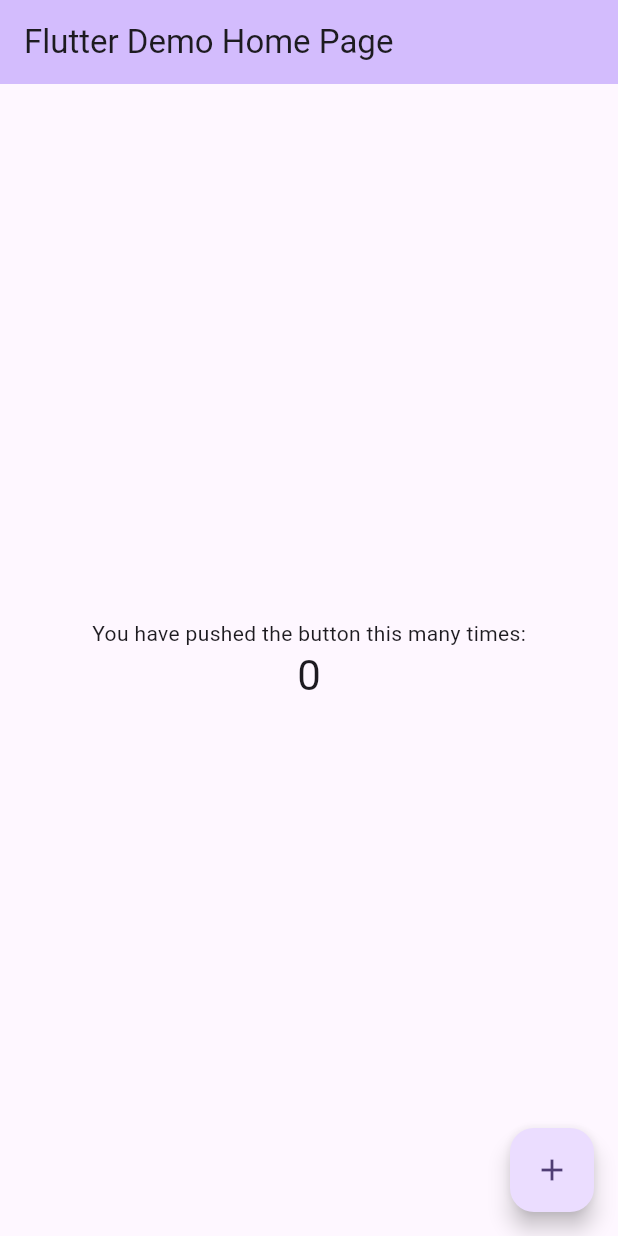
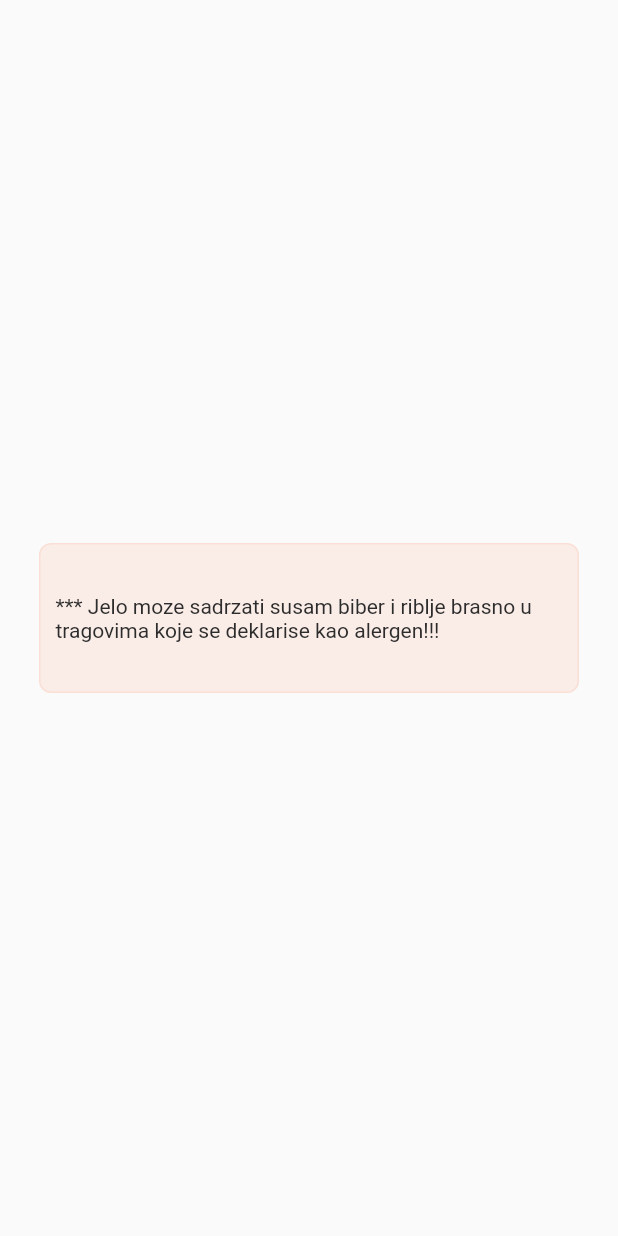
Before and after one commit to kelle92/flutter_tasks, a Flutter app: the screen it shows after launch, on a phone screen of 412 x 824 dp. Run offline on Flutter 3.47's test engine with Material 2 defaults, Android fonts, the phone set to English and light mode, and no system bars.

Commit message:
Implemented most of the required stuff

```diff
--- a/lib/main.dart
+++ b/lib/main.dart
@@ -1,125 +1,18 @@
+//Import packages
 import 'package:flutter/material.dart';
+import 'package:flutter_tasks/rounded_box_widget.dart';
 
+/* Potrebno da se nesto prikaze na ekranu
 void main() {
-  runApp(const MyApp());
+  runApp();
 }
+*/
 
-class MyApp extends StatelessWidget {
-  const MyApp({super.key});
-
-  // This widget is the root of your application.
-  @override
-  Widget build(BuildContext context) {
-    return MaterialApp(
-      title: 'Flutter Demo',
-      theme: ThemeData(
-        // This is the theme of your application.
-        //
-        // TRY THIS: Try running your application with "flutter run". You'll see
-        // the application has a blue toolbar. Then, without quitting the app,
-        // try changing the seedColor in the colorScheme below to Colors.green
-        // and then invoke "hot reload" (save your changes or press the "hot
-        // reload" button in a Flutter-supported IDE, or press "r" if you used
-        // the command line to start the app).
-        //
-        // Notice that the counter didn't reset back to zero; the application
-        // state is not lost during the reload. To reset the state, use hot
-        // restart instead.
-        //
-        // This works for code too, not just values: Most code changes can be
-        // tested with just a hot reload.
-        colorScheme: ColorScheme.fromSeed(seedColor: Colors.deepPurple),
-        useMaterial3: true,
-      ),
-      home: const MyHomePage(title: 'Flutter Demo Home Page'),
-    );
-  }
+//Basic APP
+void main() {
+  runApp(
+    const MaterialApp(
+      home: Scaffold(body: RoundedBoxWidget()),
+    ),
+  );
 }
-
-class MyHomePage extends StatefulWidget {
-  const MyHomePage({super.key, required this.title});
-
-  // This widget is the home page of your application. It is stateful, meaning
-  // that it has a State object (defined below) that contains fields that affect
-  // how it looks.
-
-  // This class is the configuration for the state. It holds the values (in this
-  // case the title) provided by the parent (in this case the App widget) and
-  // used by the build method of the State. Fields in a Widget subclass are
-  // always marked "final".
-
-  final String title;
-
-  @override
-  State<MyHomePage> createState() => _MyHomePageState();
-}
-
-class _MyHomePageState extends State<MyHomePage> {
-  int _counter = 0;
-
-  void _incrementCounter() {
-    setState(() {
-      // This call to setState tells the Flutter framework that something has
-      // changed in this State, which causes it to rerun the build method below
-      // so that the display can reflect the updated values. If we changed
-      // _counter without calling setState(), then the build method would not be
-      // called again, and so nothing would appear to happen.
-      _counter++;
-    });
-  }
-
-  @override
-  Widget build(BuildContext context) {
-    // This method is rerun every time setState is called, for instance as done
-    // by the _incrementCounter method above.
-    //
-    // The Flutter framework has been optimized to make rerunning build methods
-    // fast, so that you can just rebuild anything that needs updating rather
-    // than having to individually change instances of widgets.
-    return Scaffold(
-      appBar: AppBar(
-        // TRY THIS: Try changing the color here to a specific color (to
-        // Colors.amber, perhaps?) and trigger a hot reload to see the AppBar
-        // change color while the other colors stay the same.
-        backgroundColor: Theme.of(context).colorScheme.inversePrimary,
-        // Here we take the value from the MyHomePage object that was created by
-        // the App.build method, and use it to set our appbar title.
-        title: Text(widget.title),
-      ),
-      body: Center(
-        // Center is a layout widget. It takes a single child and positions it
-        // in the middle of the parent.
-        child: Column(
-          // Column is also a layout widget. It takes a list of children and
-          // arranges them vertically. By default, it sizes itself to fit its
-          // children horizontally, and tries to be as tall as its parent.
-          //
-          // Column has various properties to control how it sizes itself and
-          // how it positions its children. Here we use mainAxisAlignment to
-          // center the children vertically; the main axis here is the vertical
-          // axis because Columns are vertical (the cross axis would be
-          // horizontal).
-          //
-          // TRY THIS: Invoke "debug painting" (choose the "Toggle Debug Paint"
-          // action in the IDE, or press "p" in the console), to see the
-          // wireframe for each widget.
-          mainAxisAlignment: MainAxisAlignment.center,
-          children: <Widget>[
-            const Text(
-              'You have pushed the button this many times:',
-            ),
-            Text(
-              '$_counter',
-              style: Theme.of(context).textTheme.headlineMedium,
-            ),
-          ],
-        ),
-      ),
-      floatingActionButton: FloatingActionButton(
-        onPressed: _incrementCounter,
-        tooltip: 'Increment',
-        child: const Icon(Icons.add),
-      ), // This trailing comma makes auto-formatting nicer for build methods.
-    );
-  }
-}
--- /dev/null
+++ b/lib/rounded_box_widget.dart
@@ -0,0 +1,41 @@
+import 'package:flutter/material.dart';
+
+class RoundedBoxWidget extends StatelessWidget {
+  const RoundedBoxWidget(
+      {super.key,
+      this.backgroundColor = const Color.fromRGBO(251, 109, 59, 0.1),
+      this.borderColor = const Color.fromRGBO(251, 109, 59, 0.1)});
+
+  final Color backgroundColor;
+  final Color borderColor;
+
+  @override
+  Widget build(context) {
+    return Center(
+        child: Container(
+            decoration: BoxDecoration(
+                color: backgroundColor,
+                border: Border.all(width: 1.0, color: borderColor),
+                borderRadius: BorderRadius.circular(8)),
+            width: 360,
+            height: 100,
+            child: const Center(
+              child: Padding(
+                  padding: EdgeInsets.all(10),
+                  child: Row(
+                    mainAxisSize: MainAxisSize.min,
+                    children: <Widget>[
+                      /*Text(
+                        "***",
+                        style: TextStyle(color: Color(0xFFFB6D3B)),
+                      ),*/
+                      Expanded(
+                          child: Text(
+                        "*** Jelo moze sadrzati susam biber i riblje brasno u tragovima koje se deklarise kao alergen!!!",
+                        style: TextStyle(color: Color(0xFF2C2C2C)),
+                      ))
+                    ],
+                  )),
+            )));
+  }
+}
```
